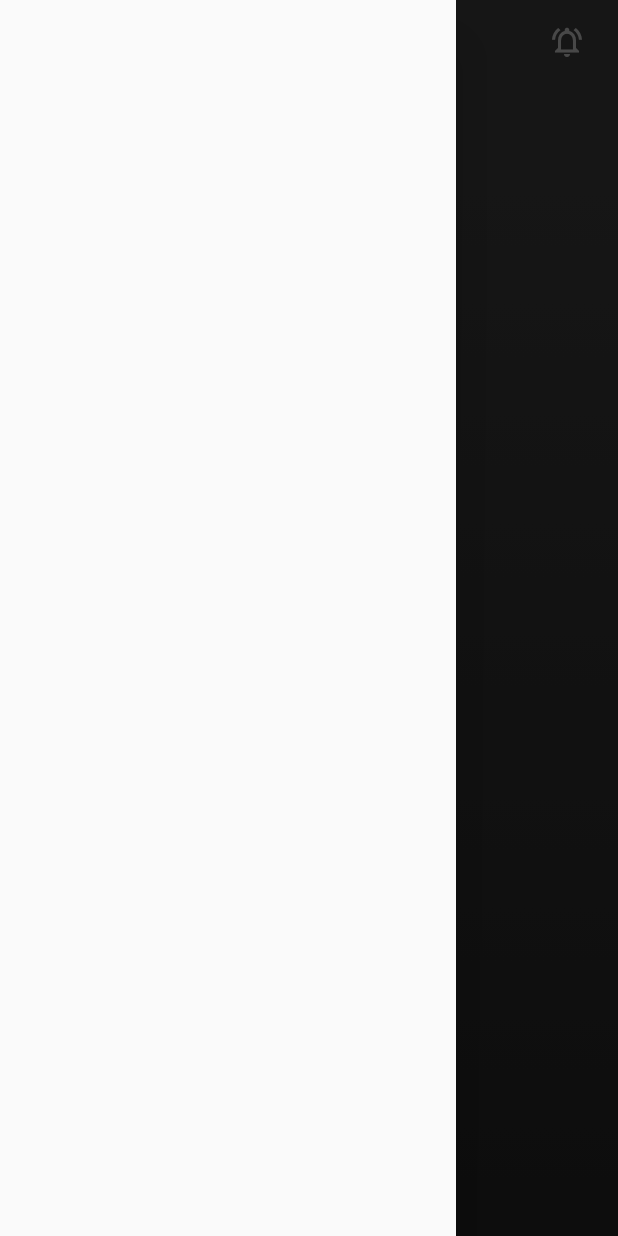
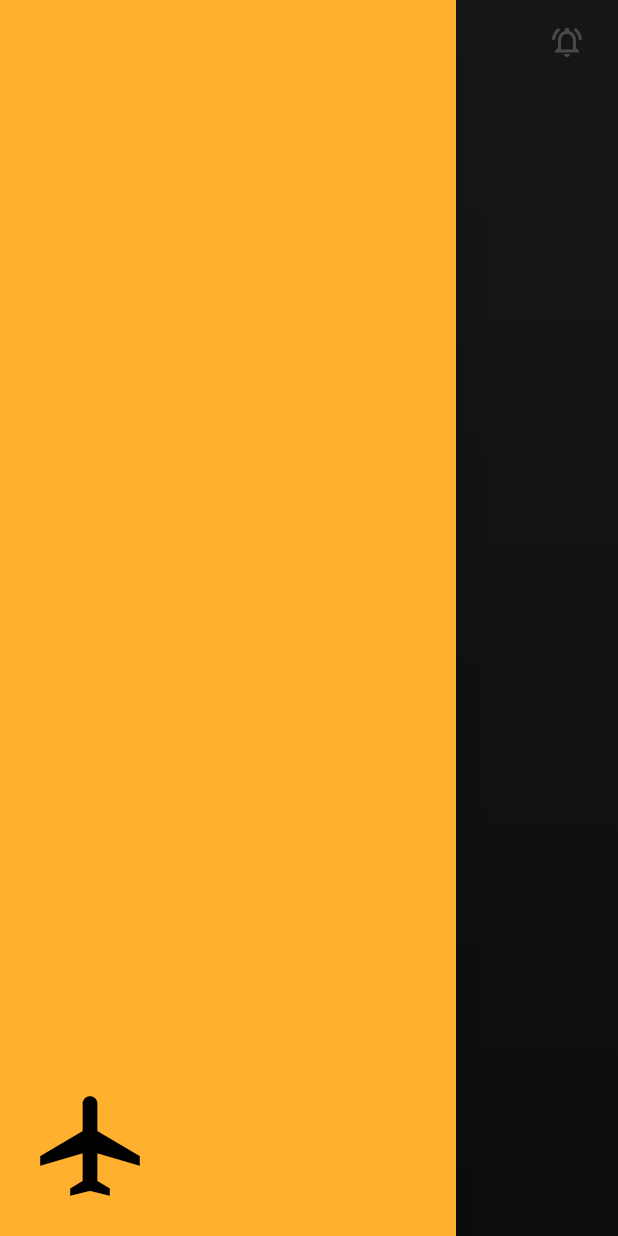
Before and after one commit to manjozib/practice_flutter, a Flutter app: the screen it shows after launch, with the side drawer open, on a phone screen of 412 x 824 dp. Run offline on Flutter 3.47's test engine with Material 2 defaults, Android fonts, the phone set to English and light mode, and no system bars.

Commit message:
Creating the Drawer

```diff
--- a/lib/main.dart
+++ b/lib/main.dart
@@ -45,7 +45,18 @@ class LandingPage extends StatelessWidget {
          )
         ],
       ),
-      drawer: Drawer(),
+      drawer: Drawer(
+        child: Container(
+          color: mainYellow,
+          alignment: Alignment.bottomLeft,
+          padding: EdgeInsets.all(20),
+          child: Icon(
+            Icons.airplanemode_on,
+            size: 80,
+              color: Colors.black,
+          ),
+        ),
+      ),
       body: Container(
         decoration: BoxDecoration(
           gradient: LinearGradient(
```
